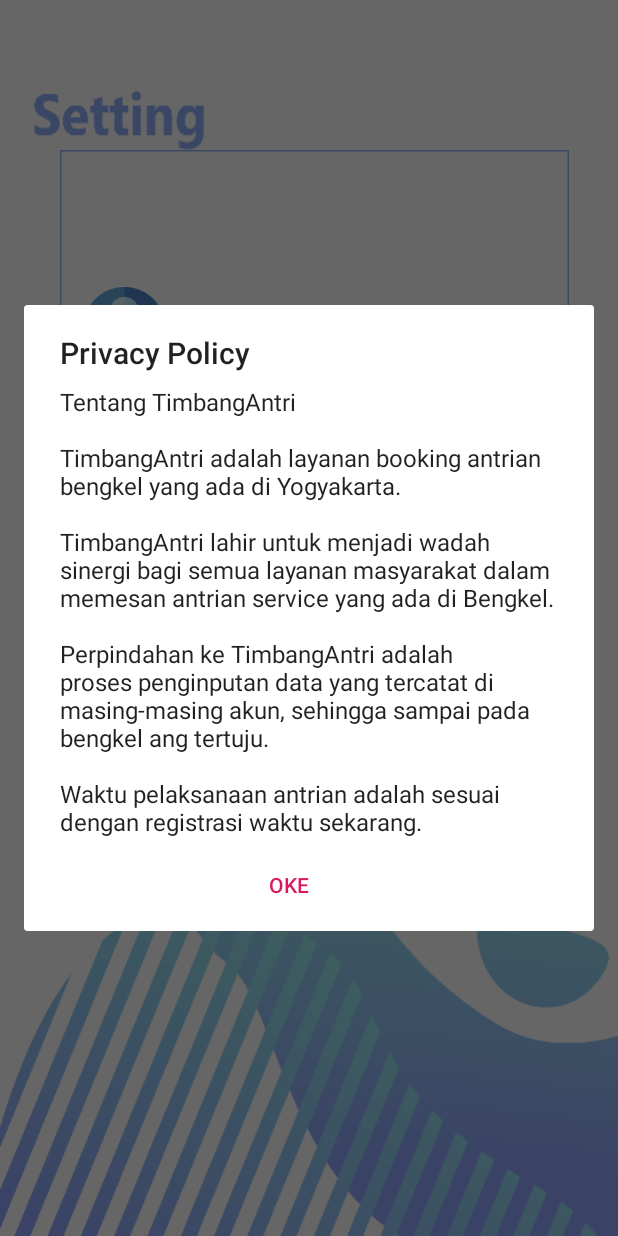
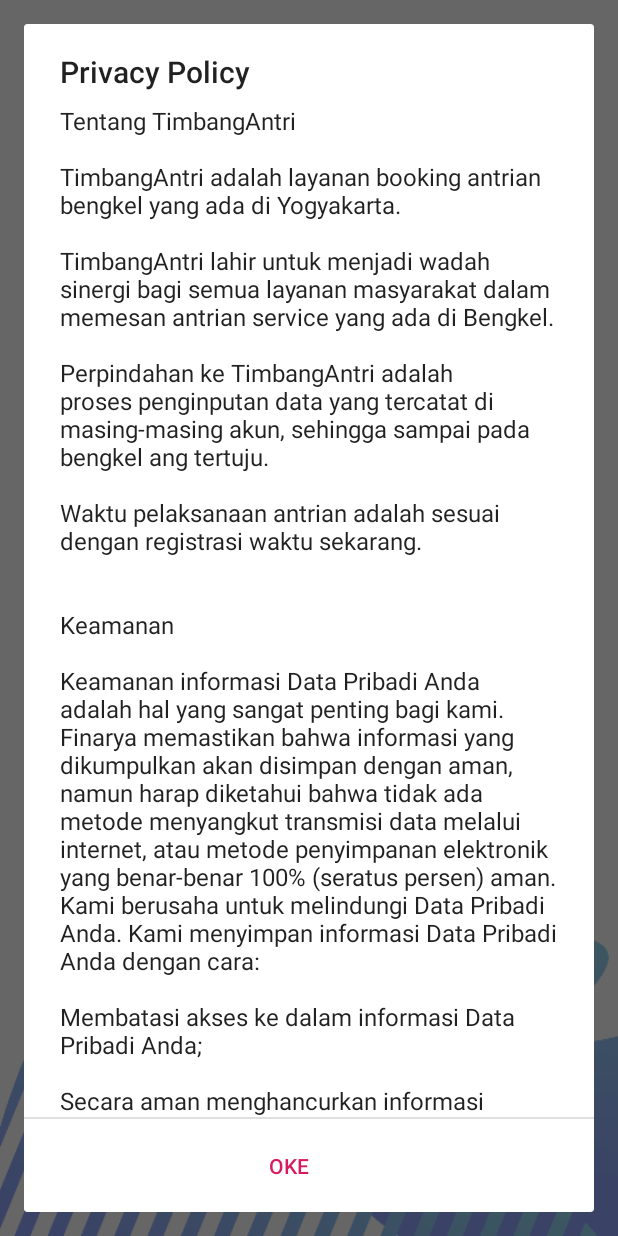
Before and after one commit to yossieadvindo/TimbangAntri, an Android app: the Setting screen opened directly, with no data from a screen before it, after a tap on an icon or button, on a phone screen of 412 x 824 dp. Run offline under Robolectric (Android 15) with nearby library versions, the light colour scheme and no system bars.

Commit message:
CObain dlu

```diff
--- a/app/src/main/java/id/ac/ukdw/timbangantri/PlaceDetailActivity.kt
+++ b/app/src/main/java/id/ac/ukdw/timbangantri/PlaceDetailActivity.kt
@@ -62,7 +62,7 @@
                     // Convert the color array to list
                     val colorsList = Arrays.asList(*bengkelArray)
                     //setTitle
-                    builder.setTitle("Select colors")
+                    builder.setTitle("Pilih Service")
                     //set multichoice
                     builder.setMultiChoiceItems(bengkelArray, checkedColorsArray) { dialog, which, isChecked ->
                         // Update the current focused item's checked status
--- a/app/src/main/java/id/ac/ukdw/timbangantri/Setting.kt
+++ b/app/src/main/java/id/ac/ukdw/timbangantri/Setting.kt
@@ -28,7 +28,15 @@
                     "\n" +
                     "Perpindahan ke TimbangAntri adalah proses penginputan data yang tercatat di masing-masing akun, sehingga sampai pada bengkel ang tertuju.\n" +
                     "\n" +
-                    "Waktu pelaksanaan antrian adalah sesuai dengan registrasi waktu sekarang. "
+                    "Waktu pelaksanaan antrian adalah sesuai dengan registrasi waktu sekarang. \n \n" +
+                    "\n" +
+                    "Keamanan\n" +
+                    "\n" +
+                    "Keamanan informasi Data Pribadi Anda adalah hal yang sangat penting bagi kami. Finarya memastikan bahwa informasi yang dikumpulkan akan disimpan dengan aman, namun harap diketahui bahwa tidak ada metode menyangkut transmisi data melalui internet, atau metode penyimpanan elektronik yang benar-benar 100% (seratus persen) aman. Kami berusaha untuk melindungi Data Pribadi Anda. Kami menyimpan informasi Data Pribadi Anda dengan cara:\n" +
+                    "\n" +
+                    "Membatasi akses ke dalam informasi Data Pribadi Anda;\n" +
+                    "\n" +
+                    "Secara aman menghancurkan informasi Data Pribadi Anda saat kami tidak lagi membutuhkannya untuk tujuan tertentu."
 
             val alertDialog = AlertDialog.Builder(this).create()
             alertDialog.setTitle("Privacy Policy")
@@ -51,7 +59,6 @@
 
         }
 
-
     }
 
     fun showAkun(){
```
